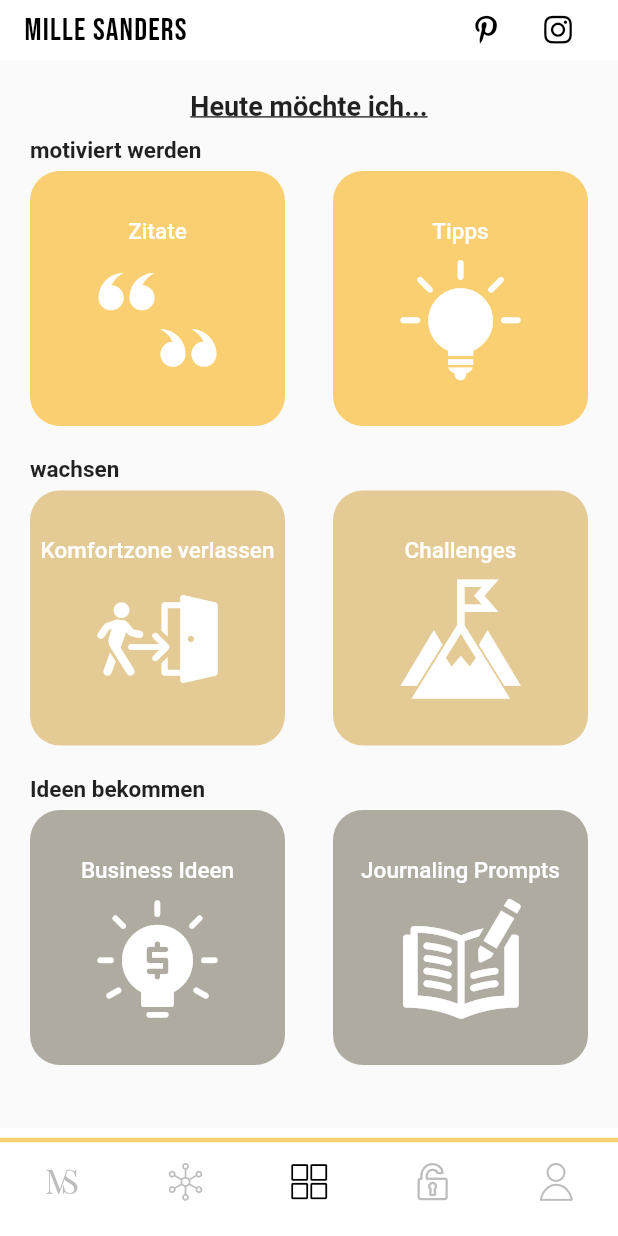
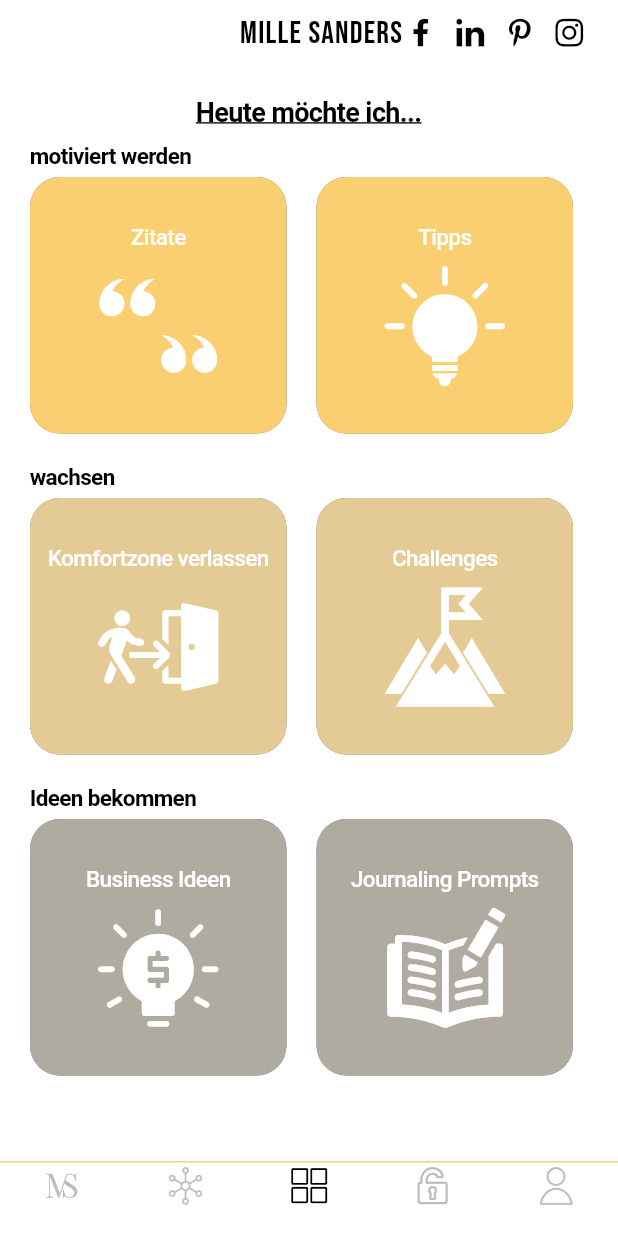
Before and after one commit to lunaticcoding/MilleSandersApp, a Flutter app: the screen it shows after launch, on a phone screen of 412 x 824 dp. Run offline on Flutter 3.47's test engine with Material 2 defaults, Android fonts, the phone set to English and light mode, and no system bars; our stand-ins replace google_fonts.

```diff
--- a/flutter_app/lib/constants/k_colors.dart
+++ b/flutter_app/lib/constants/k_colors.dart
@@ -3,6 +3,7 @@ import 'dart:ui';
 // ignore: camel_case_types
 class kColors {
   static final Color gold = Color.fromRGBO(249, 207, 113, 1.0);
+  static final Color brown = Color.fromRGBO(204, 181, 145, 1.0);
   static final Color beige = Color.fromRGBO(228, 203, 150, 1.0);
   static final Color grey = Color.fromRGBO(175, 171, 161, 1.0);
 }
--- /dev/null
+++ b/flutter_app/lib/custom_widgets/card.dart
@@ -0,0 +1,70 @@
+import 'package:flutter/material.dart';
+
+class DisplayCard extends StatelessWidget {
+  final double width;
+  final double height;
+  final String text;
+  final IconData icon;
+  final Color color;
+  final onTap;
+  final double elevation;
+  final double iconSize;
+
+  DisplayCard(
+      {@required this.width,
+      this.height,
+      this.text,
+      this.icon,
+      this.color,
+      this.onTap,
+      this.elevation = 5,
+      this.iconSize = 80});
+
+  @override
+  Widget build(BuildContext context) {
+    return GestureDetector(
+      onTap: onTap,
+      child: Container(
+        width: width,
+        height: height ?? width,
+        decoration: BoxDecoration(
+          color: color,
+          borderRadius: BorderRadius.circular(20),
+          boxShadow: [
+            BoxShadow(
+              color: Color.fromRGBO(0, 0, 0, 0.6),
+              offset: Offset(elevation, elevation), //(x,y)
+              blurRadius: elevation == 0 ? 0 : 6.0,
+            ),
+          ],
+        ),
+        child: Column(
+          crossAxisAlignment: CrossAxisAlignment.center,
+          mainAxisAlignment: MainAxisAlignment.center,
+          children: <Widget>[
+            text != null
+                ? Text(
+                    text,
+                    textAlign: TextAlign.center,
+                    style: TextStyle(
+                      color: Colors.white,
+                      fontWeight: FontWeight.w500,
+                      decoration: TextDecoration.none,
+                      fontSize: 15,
+                    ),
+                  )
+                : null,
+            text != null && icon != null ? SizedBox(height: 10) : null,
+            icon != null
+                ? Icon(
+                    icon,
+                    size: iconSize,
+                    color: Colors.white,
+                  )
+                : null,
+          ].where((value) => value != null).toList(),
+        ),
+      ),
+    );
+  }
+}
--- a/flutter_app/lib/main.dart
+++ b/flutter_app/lib/main.dart
@@ -1,4 +1,6 @@
-import 'package:flutter/material.dart';
+import 'package:flutter/cupertino.dart';
+import 'package:provider/provider.dart';
+import 'models/Cards.dart';
 import 'views_and_viewmodels/mille_sanders_tabbar_view.dart';
 
 void main() => runApp(MyApp());
@@ -6,9 +8,14 @@ void main() => runApp(MyApp());
 class MyApp extends StatelessWidget {
   @override
   Widget build(BuildContext context) {
-    return MaterialApp(
-      title: 'Mille Sanders',
-      home: MilleSandersTabBarView(),
+    return MultiProvider(
+      providers: [
+        ChangeNotifierProvider(create: (_) => Cards()),
+      ],
+      child: CupertinoApp(
+        title: 'Mille Sanders',
+        home: MilleSandersTabBarView(),
+      ),
     );
   }
 }
--- /dev/null
+++ b/flutter_app/lib/models/Cards.dart
@@ -0,0 +1,35 @@
+import 'package:flutter/cupertino.dart';
+import 'package:flutter_app/constants/the_noun_project_icons_icons.dart';
+import 'package:flutter_app/constants/k_colors.dart';
+
+import 'card_detail.dart';
+
+class Cards extends ChangeNotifier{
+
+  final cardDeck = [
+    CardDetail(
+      headline: "motiviert werden",
+      titleLeft: "Zitate",
+      iconLeft: TheNounProjectIcons.noun_quotes,
+      titleRight: "Tipps",
+      iconRight: TheNounProjectIcons.noun_tips,
+      color: kColors.gold,
+    ),
+    CardDetail(
+      headline: "wachsen",
+      titleLeft: "Komfortzone verlassen",
+      iconLeft: TheNounProjectIcons.noun_exit,
+      titleRight: "Challenges",
+      iconRight: TheNounProjectIcons.noun_peak,
+      color: kColors.beige,
+    ),
+    CardDetail(
+      headline: "Ideen bekommen",
+      titleLeft: "Business Ideen",
+      iconLeft: TheNounProjectIcons.noun_business_idea,
+      titleRight: "Journaling Prompts",
+      iconRight: TheNounProjectIcons.noun_write,
+      color: kColors.grey,
+    ),
+  ];
+}
--- a/flutter_app/lib/views_and_viewmodels/card_deck_selection_tab_view.dart
+++ b/flutter_app/lib/views_and_viewmodels/card_deck_selection_tab_view.dart
@@ -1,13 +1,17 @@
 import 'package:flutter/material.dart';
-import 'package:flutter_app/views_and_viewmodels/card_deck_selection_tab_viewmodel.dart';
-import 'package:provider_architecture/viewmodel_provider.dart';
+import 'package:flutter_app/models/Cards.dart';
+import 'package:flutter_app/custom_widgets/card.dart';
+import 'package:provider/provider.dart';
+
+import 'card_deck_selection_tab_viewmodel.dart';
 
 class CardDeckSelectionTabView extends StatelessWidget {
   @override
   Widget build(BuildContext context) {
-    return ViewModelProvider.withConsumer(
-      viewModel: CardDeckSelectionTabViewModel(),
-      builder: (context, model, child) => Padding(
+    var cards = Provider.of<Cards>(context);
+    return Container(
+      color: Colors.white,
+      child: Padding(
         padding: EdgeInsets.symmetric(horizontal: 20),
         child: Column(
           mainAxisAlignment: MainAxisAlignment.start,
@@ -17,7 +21,10 @@ class CardDeckSelectionTabView extends StatelessWidget {
             Text(
               "Heute möchte ich...",
               style: TextStyle(
+                color: Colors.black,
                 decoration: TextDecoration.underline,
+                decorationColor: Colors.black,
+                decorationStyle: TextDecorationStyle.solid,
                 fontWeight: FontWeight.w700,
                 fontSize: 18,
               ),
@@ -25,7 +32,7 @@ class CardDeckSelectionTabView extends StatelessWidget {
             SizedBox(height: 10),
             Flexible(
               child: ListView.builder(
-                itemCount: model.cardDetails.length,
+                itemCount: cards.cardDeck.length,
                 itemBuilder: (BuildContext ctxt, int index) => Column(
                   children: <Widget>[
                     LayoutBuilder(
@@ -34,31 +41,48 @@ class CardDeckSelectionTabView extends StatelessWidget {
                               Container(
                         width: constraints.maxWidth,
                         child: Text(
-                          model.cardDetails[index].headline,
+                          cards.cardDeck[index].headline,
                           style: TextStyle(
                             fontWeight: FontWeight.w700,
+                            decoration: TextDecoration.none,
+                            color: Colors.black,
                             fontSize: 15,
                           ),
                         ),
                       ),
                     ),
                     SizedBox(height: 5),
-                    Row(
-                      mainAxisAlignment: MainAxisAlignment.spaceBetween,
-                      children: <Widget>[
-                        Card(
-                          size: 170,
-                          text: model.cardDetails[index].titleLeft,
-                          color: model.cardDetails[index].color,
-                          icon: model.cardDetails[index].iconLeft,
-                        ),
-                        Card(
-                          size: 170,
-                          text: model.cardDetails[index].titleRight,
-                          color: model.cardDetails[index].color,
-                          icon: model.cardDetails[index].iconRight,
-                        ),
-                      ],
+                    LayoutBuilder(
+                      builder: (context, constraints) => Row(
+                        mainAxisAlignment: MainAxisAlignment.start,
+                        children: <Widget>[
+                          DisplayCard(
+                            elevation: 0,
+                            width: constraints.maxWidth/2-15,
+                            text: cards.cardDeck[index].titleLeft,
+                            color: cards.cardDeck[index].color,
+                            icon: cards.cardDeck[index].iconLeft,
+                            onTap: () =>
+                                CardDeckSelectionTabViewModel.displayCardsFor(
+                              context: context,
+                              category: cards.cardDeck[index].titleLeft,
+                            ),
+                          ),
+                          SizedBox(width: 20),
+                          DisplayCard(
+                            elevation: 0,
+                            width: constraints.maxWidth/2-15,
+                            text: cards.cardDeck[index].titleRight,
+                            color: cards.cardDeck[index].color,
+                            icon: cards.cardDeck[index].iconRight,
+                            onTap: () =>
+                                CardDeckSelectionTabViewModel.displayCardsFor(
+                              context: context,
+                              category: cards.cardDeck[index].titleRight,
+                            ),
+                          ),
+                        ],
+                      ),
                     ),
                     SizedBox(height: 20),
                   ],
@@ -71,43 +95,3 @@ class CardDeckSelectionTabView extends StatelessWidget {
     );
   }
 }
-
-class Card extends StatelessWidget {
-  final double size;
-  final String text;
-  final IconData icon;
-  final Color color;
-  Card({@required this.size, this.text, this.icon, this.color});
-
-  @override
-  Widget build(BuildContext context) {
-    return Container(
-      height: size,
-      width: size,
-      decoration: BoxDecoration(
-        color: color,
-        borderRadius: BorderRadius.circular(20),
-      ),
-      child: Column(
-        crossAxisAlignment: CrossAxisAlignment.center,
-        mainAxisAlignment: MainAxisAlignment.center,
-        children: <Widget>[
-          Text(
-            text,
-            style: TextStyle(
-              color: Colors.white,
-              fontWeight: FontWeight.w500,
-              fontSize: 15,
-            ),
-          ),
-          SizedBox(height: 10),
-          Icon(
-            icon,
-            size: 80,
-            color: Colors.white,
-          ),
-        ],
-      ),
-    );
-  }
-}
--- a/flutter_app/lib/views_and_viewmodels/card_deck_selection_tab_viewmodel.dart
+++ b/flutter_app/lib/views_and_viewmodels/card_deck_selection_tab_viewmodel.dart
@@ -1,34 +1,16 @@
+import 'package:flutter/cupertino.dart';
 import 'package:flutter/material.dart';
-import 'package:flutter_app/Models/card_detail.dart';
-import 'package:flutter_app/constants/k_colors.dart';
-import 'package:flutter_app/constants/the_noun_project_icons_icons.dart';
 
-class CardDeckSelectionTabViewModel extends ChangeNotifier {
-  final cardDetails = [
-    CardDetail(
-      headline: "motiviert werden",
-      titleLeft: "Zitate",
-      iconLeft: TheNounProjectIcons.noun_quotes,
-      titleRight: "Tipps",
-      iconRight: TheNounProjectIcons.noun_tips,
-      color: kColors.gold,
-    ),
-    CardDetail(
-      headline: "wachsen",
-      titleLeft: "Komfortzone verlassen",
-      iconLeft: TheNounProjectIcons.noun_exit,
-      titleRight: "Challenges",
-      iconRight: TheNounProjectIcons.noun_peak,
-      color: kColors.beige,
-    ),
-    CardDetail(
-      headline: "Ideen bekommen",
-      titleLeft: "Business Ideen",
-      iconLeft: TheNounProjectIcons.noun_business_idea,
-      titleRight: "Journaling Prompts",
-      iconRight: TheNounProjectIcons.noun_write,
-      color: kColors.grey,
-    ),
-  ];
+import 'card_display_view.dart';
 
+class CardDeckSelectionTabViewModel {
+  static void displayCardsFor({BuildContext context, String category}) {
+    Navigator.of(context).push(
+      CupertinoPageRoute(
+        builder: (context) => CardDisplayView(
+          category: category,
+        ),
+      ),
+    );
+  }
 }
--- /dev/null
+++ b/flutter_app/lib/views_and_viewmodels/card_display_viewmodel.dart
@@ -0,0 +1,4 @@
+
+class CardDisplayViewmodel{
+
+}
--- a/flutter_app/lib/views_and_viewmodels/mille_sanders_tabbar_view.dart
+++ b/flutter_app/lib/views_and_viewmodels/mille_sanders_tabbar_view.dart
@@ -1,92 +1,94 @@
+import 'package:flutter/cupertino.dart';
 import 'package:flutter/material.dart';
 import 'package:flutter_app/views_and_viewmodels/card_deck_selection_tab_view.dart';
 import 'package:flutter_app/views_and_viewmodels/mille_sanders_tabbar_viewmodel.dart';
 import 'package:flutter_app/constants/k_colors.dart';
 import 'package:flutter_app/constants/the_noun_project_icons_icons.dart';
 import 'package:google_fonts/google_fonts.dart';
-import 'package:provider_architecture/viewmodel_provider.dart';
 
-class MilleSandersTabBarView extends StatefulWidget {
-  MilleSandersTabBarView({Key key}) : super(key: key);
-
+class MilleSandersTabBarView extends StatelessWidget {
   @override
-  _MilleSandersTabBarViewState createState() => _MilleSandersTabBarViewState();
-}
-
-class _MilleSandersTabBarViewState extends State<MilleSandersTabBarView> {
-  @override
-  Widget build(BuildContext context) {
-    return ViewModelProvider.withConsumer(
-      viewModel: MilleSandersTabBarViewModel(),
-      builder: (context, model, child) => Scaffold(
-        appBar: PreferredSize(
-          preferredSize: Size.fromHeight(40.0),
-          child: AppBar(
-            title: Row(
-              mainAxisAlignment: MainAxisAlignment.spaceBetween,
-              children: <Widget>[
-                Text(
+  Widget build(BuildContext context) =>
+    CupertinoPageScaffold(
+      navigationBar: CupertinoNavigationBar(
+        border: Border(
+          bottom: BorderSide(
+            color: kColors.gold,
+            width: 1.0, // One physical pixel.
+            style: BorderStyle.solid,
+          ),
+        ),
+        leading: Center(
+          child: Text(
             "MILLE SANDERS",
             style: GoogleFonts.bebasNeue(
-                    textStyle:
-                        TextStyle(color: Colors.black, letterSpacing: 0.8, fontSize: 21),
+              textStyle: TextStyle(
+                  color: Colors.black, letterSpacing: 0.8, fontSize: 21),
             ),
           ),
-                Row(
+        ),
+        trailing: Row(
           mainAxisAlignment: MainAxisAlignment.end,
           children: <Widget>[
-                    IconButton(
-                      padding: EdgeInsets.all(0),
-                      iconSize: 33,
-                      onPressed: model.launchPinterest,
-                      icon: Icon(
+            GestureDetector(
+              onTap: MilleSandersTabBarViewModel.launchFacebook,
+              child: Icon(
+                TheNounProjectIcons.facebook,
+                color: Colors.black,
+                size: 33,
+              ),
+            ),
+            GestureDetector(
+              onTap: MilleSandersTabBarViewModel.launchLinkedin,
+              child: Icon(
+                TheNounProjectIcons.linkedin,
+                color: Colors.black,
+                size: 33,
+              ),
+            ),
+            GestureDetector(
+              onTap: MilleSandersTabBarViewModel.launchPinterest,
+              child: Icon(
                 TheNounProjectIcons.pinterest,
                 color: Colors.black,
+                size: 33,
               ),
             ),
-                    IconButton(
-                      padding: EdgeInsets.all(0),
-                      iconSize: 33,
-                      onPressed: model.launchInstagram,
-                      icon: Icon(
+            GestureDetector(
+              onTap: MilleSandersTabBarViewModel.launchInstagram,
+              child: Icon(
                 TheNounProjectIcons.instagram,
                 color: Colors.black,
+                size: 33,
               ),
             ),
           ],
         ),
-              ],
+        backgroundColor: Colors.white,
       ),
-            centerTitle: false,
-            backgroundColor: Colors.white,
-            elevation: 0.0,
-          ),
-        ),
-        body: [
+      child: CupertinoTabScaffold(
+        tabBuilder: (BuildContext context, int index) => CupertinoTabView(
+          builder: (BuildContext context) => [
             Container(child: Text("1")),
             Container(child: Text("2")),
             CardDeckSelectionTabView(),
             Container(child: Text("4")),
             Container(child: Text("5")),
-        ][model.tabIndex],
-        bottomNavigationBar: BottomAppBar(
-          elevation: 0,
-          child: Column(
-            mainAxisSize: MainAxisSize.min,
-            children: <Widget>[
-              Divider(
-                thickness: 3,
+          ][index],
+        ),
+        tabBar: CupertinoTabBar(
+          border: Border(
+            top: BorderSide(
               color: kColors.gold,
+              width: 1.0, // One physical pixel.
+              style: BorderStyle.solid,
             ),
-              BottomNavigationBar(
-                elevation: 0,
-                type: BottomNavigationBarType.fixed,
-                currentIndex: model.tabIndex,
+          ),
+          currentIndex: 2,
           backgroundColor: Colors.white,
-                selectedItemColor: Colors.black,
-                unselectedItemColor: Colors.grey[400],
+          activeColor: Colors.black,
+          inactiveColor: Colors.grey[400],
           iconSize: 25,
-                onTap: model.setTabIndex,
           items: <BottomNavigationBarItem>[
             BottomNavigationBarItem(
               icon: Icon(TheNounProjectIcons.logo_millesanders),
@@ -120,10 +122,6 @@ class _MilleSandersTabBarViewState extends State<MilleSandersTabBarView> {
             ),
           ],
         ),
-            ],
-          ),
-        ),
       ),
     );
 }
-}
--- a/flutter_app/pubspec.yaml
+++ b/flutter_app/pubspec.yaml
@@ -24,9 +24,11 @@ dependencies:
   # Use with the CupertinoIcons class for iOS style icons.
   cupertino_icons: ^0.1.2
   google_fonts: ^0.4.0
+  provider: ^4.0.5
+
   path_provider: ^1.6.5
   url_launcher: ^5.4.2
-  provider_architecture: ^1.0.6
+
 
 dev_dependencies:
   flutter_test:
```
Also changed, not shown: flutter_app/lib/views_and_viewmodels/card_display_view.dart (added, +81 -0 lines), flutter_app/lib/views_and_viewmodels/mille_sanders_tabbar_viewmodel.dart (+11 -8 lines). Lines whose indentation alone changed are shown as unchanged.
